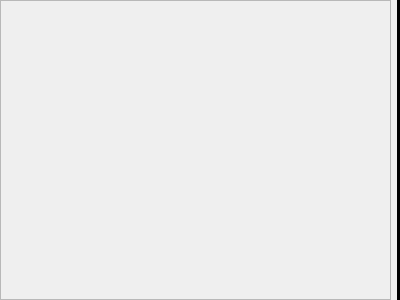
Before: the Qt Designer form src/zoo/ui/mainpage.ui in CMSM-VCU/zoo, drawn with Qt 5.
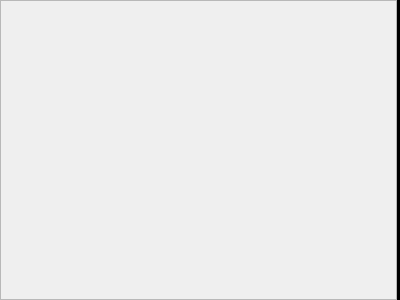
After: the same form once the commit is applied.

Commit message: Implement basic tab interface

```diff
--- a/src/zoo/ui/mainpage.ui
+++ b/src/zoo/ui/mainpage.ui
@@ -14,6 +14,9 @@
    <string>Form</string>
   </property>
   <layout class="QHBoxLayout" name="horizontalLayout">
+   <property name="spacing">
+    <number>0</number>
+   </property>
    <property name="leftMargin">
     <number>0</number>
    </property>
@@ -47,17 +50,20 @@
       <enum>QFrame::Raised</enum>
      </property>
      <layout class="QHBoxLayout" name="horizontalLayout_3">
+      <property name="spacing">
+       <number>0</number>
+      </property>
       <property name="leftMargin">
-       <number>6</number>
+       <number>0</number>
       </property>
       <property name="topMargin">
-       <number>6</number>
+       <number>0</number>
       </property>
       <property name="rightMargin">
-       <number>6</number>
+       <number>0</number>
       </property>
       <property name="bottomMargin">
-       <number>6</number>
+       <number>0</number>
       </property>
      </layout>
     </widget>
```
The commit also changes 3 other files.
